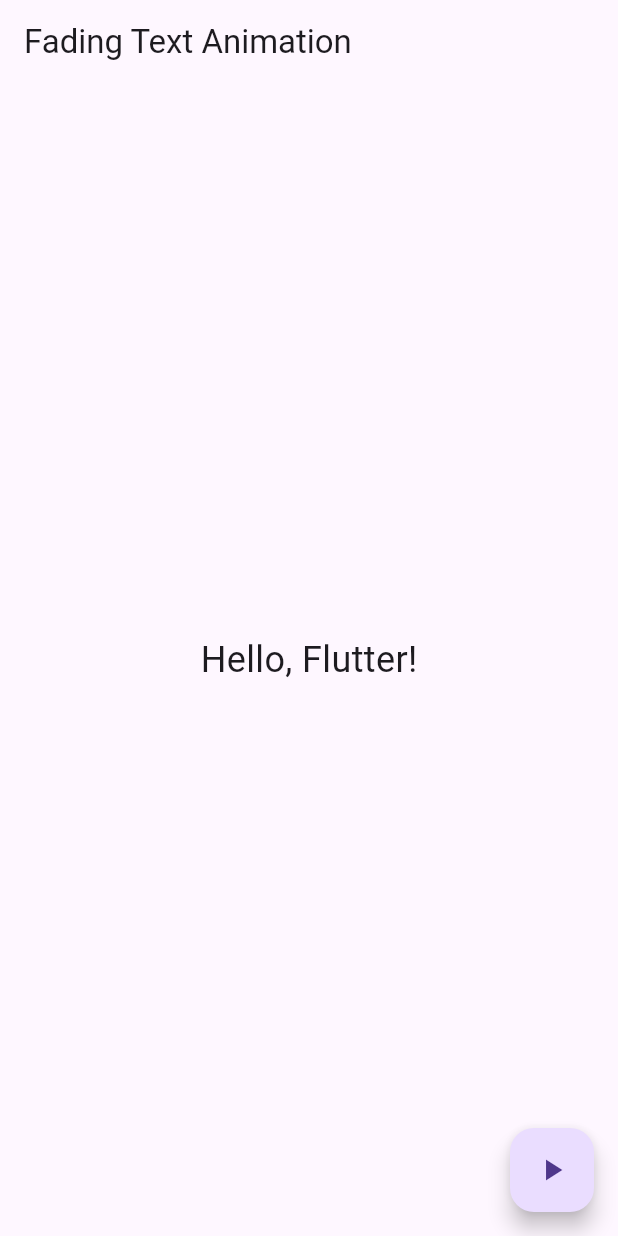
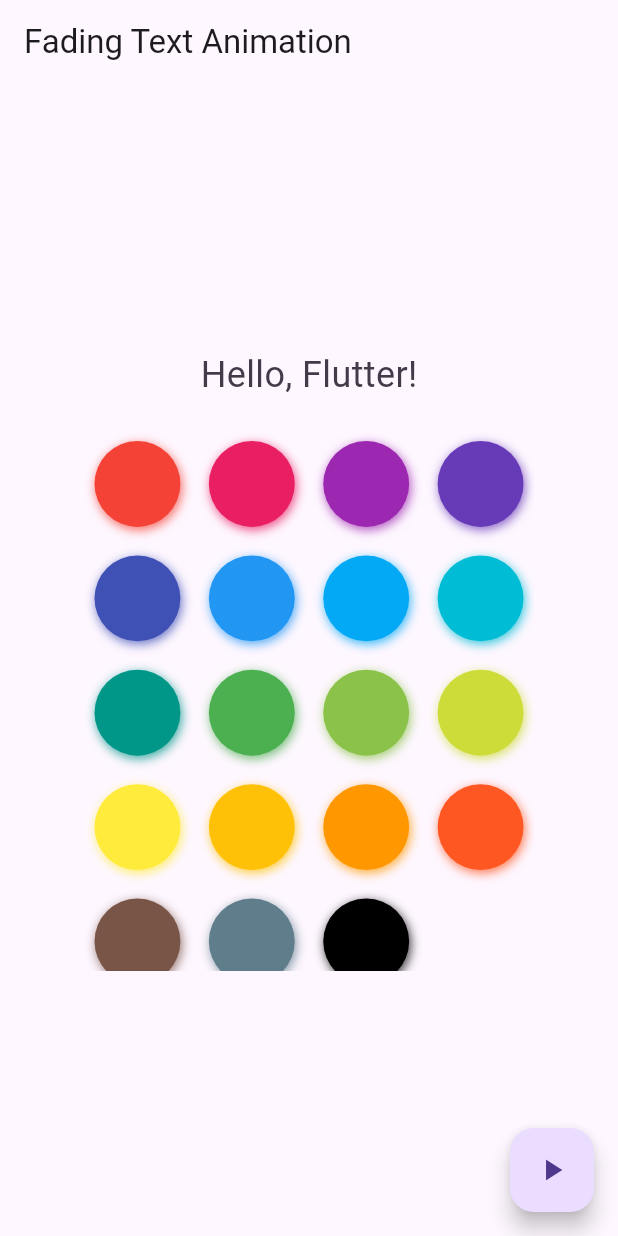
Before and after one commit to leyyenahsophie/act7, a Flutter app: the screen it shows after launch, on a phone screen of 412 x 824 dp. Run offline on Flutter 3.47's test engine with Material 3 defaults, Android fonts, the phone set to English and light mode, and no system bars; drawn by our look-alikes of flutter_colorpicker.

Commit message:
add color picker

```diff
--- a/lib/main.dart
+++ b/lib/main.dart
@@ -1,4 +1,5 @@
 import 'package:flutter/material.dart';
+import 'package:flutter_colorpicker/flutter_colorpicker.dart';
 
 void main() {
   runApp(MyApp());
@@ -20,6 +21,15 @@ class FadingTextAnimation extends StatefulWidget {
 
 class _FadingTextAnimationState extends State<FadingTextAnimation> {
   bool _isVisible = true;
+  Color pickerColor = Colors.black;
+  Color textColor = Color(0xff443a49);
+
+  void changeColor(Color color) {
+    setState(() {
+      pickerColor = color;
+      textColor = pickerColor;
+    });
+  }
 
   void toggleVisibility() {
     setState(() {
@@ -33,15 +43,26 @@ class _FadingTextAnimationState extends State<FadingTextAnimation> {
       appBar: AppBar(
         title: Text('Fading Text Animation'),
       ),
-      body: Center(
+      body: Column(
+        mainAxisAlignment: MainAxisAlignment.center,
+        children: [
+          Center(
             child: AnimatedOpacity(
               opacity: _isVisible ? 1.0 : 0.0,
               duration: Duration(seconds: 1),
               child: Text(
                 'Hello, Flutter!',
-            style: TextStyle(fontSize: 24),
+                style: TextStyle(fontSize: 24, color: textColor),
               ),
             ),
+          ),
+          SizedBox(height: 20),
+          BlockPicker(
+          pickerColor: textColor,
+          onColorChanged: changeColor,
+          ),
+        ],
+
       ),
       floatingActionButton: FloatingActionButton(
         onPressed: toggleVisibility,
--- a/pubspec.yaml
+++ b/pubspec.yaml
@@ -36,6 +36,7 @@ dependencies:
   cupertino_icons: ^1.0.8
 
 dev_dependencies:
+  flutter_colorpicker: ^1.0.3
   flutter_test:
     sdk: flutter
 
```
Also changed, not shown: pubspec.lock. Lines whose indentation alone changed are shown as unchanged.
